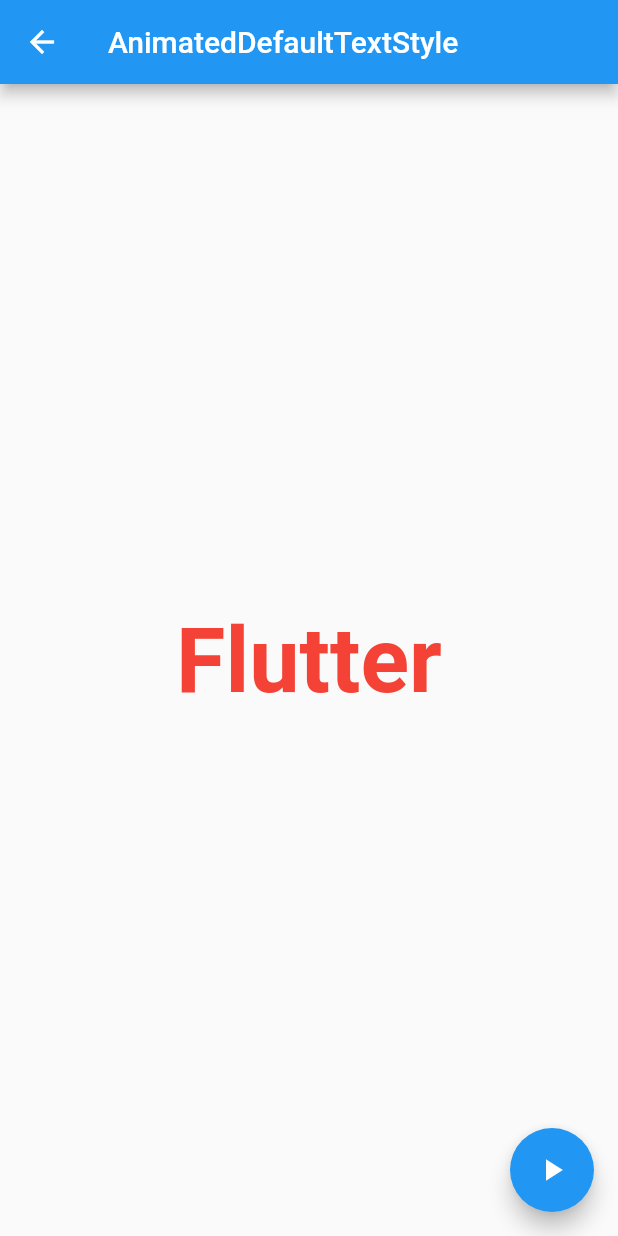
After one commit to flutteryou/widget_catalog, a Flutter app: the AnimatedDefaultTextStyleDemo screen opened directly, on a phone screen of 412 x 824 dp. The commit adds this screen. Run offline on Flutter 3.47's test engine with Material 2 defaults, Android fonts, the phone set to English and light mode, and no system bars; our stand-ins replace shared_preferences; accounts and stored records are empty.

Commit message:
add crossfade and defaulttextstyle

```diff
--- /dev/null
+++ b/lib/animation_and_motion/animated_default_text_style_demo.dart
@@ -0,0 +1,35 @@
+import 'package:flutter/material.dart';
+
+class AnimatedDefaultTextStyleDemo extends StatefulWidget {
+  @override
+  State<StatefulWidget> createState() => AnimatedDefaultTextStyleDemoState();
+}
+
+class AnimatedDefaultTextStyleDemoState
+    extends State<AnimatedDefaultTextStyleDemo> {
+  bool _first = false;
+
+  @override
+  Widget build(BuildContext context) => Scaffold(
+        appBar: AppBar(
+          title: Text('AnimatedDefaultTextStyle'),
+        ),
+        body: Center(
+          child: _buildBody(context),
+        ),
+        floatingActionButton: FloatingActionButton(
+          child: Icon(Icons.play_arrow_sharp),
+          onPressed: () => setState(() => _first = !_first),
+        ),
+      );
+
+  Widget _buildBody(BuildContext context) => AnimatedDefaultTextStyle(
+        duration: const Duration(milliseconds: 300),
+        style: TextStyle(
+          fontSize: _first ? 90 : 60,
+          color: _first ? Colors.blue : Colors.red,
+          fontWeight: FontWeight.bold,
+        ),
+        child: Text('Flutter'),
+      );
+}
--- a/lib/animation_and_motion/animation_and_motion_page.dart
+++ b/lib/animation_and_motion/animation_and_motion_page.dart
@@ -4,6 +4,8 @@ import 'package:widget_catalog/common/widget_entry.dart';
 import 'animated_align_demo.dart';
 import 'animated_builder_demo.dart';
 import 'animated_container_demo.dart';
+import 'animated_cross_fade_demo.dart';
+import 'animated_default_text_style_demo.dart';
 
 class AnimationAndMotionPage extends SingleChoicePage {
   AnimationAndMotionPage() : super(
@@ -12,6 +14,8 @@ class AnimationAndMotionPage extends SingleChoicePage {
       WidgetEntry('AnimatedAlign', AnimatedAlignDemo()),
       WidgetEntry('AnimatedBuilder', AnimatedBuilderDemo()),
       WidgetEntry('AnimatedContainer', AnimatedContainerDemo()),
+      WidgetEntry('AnimatedCrossFade', AnimatedCrossFadeDemo()),
+      WidgetEntry('AnimatedDefaultTextStyle', AnimatedDefaultTextStyleDemo()),
     ]
   );
 }
```
Also changed, not shown: lib/animation_and_motion/animated_cross_fade_demo.dart (added, +38 -0 lines).
